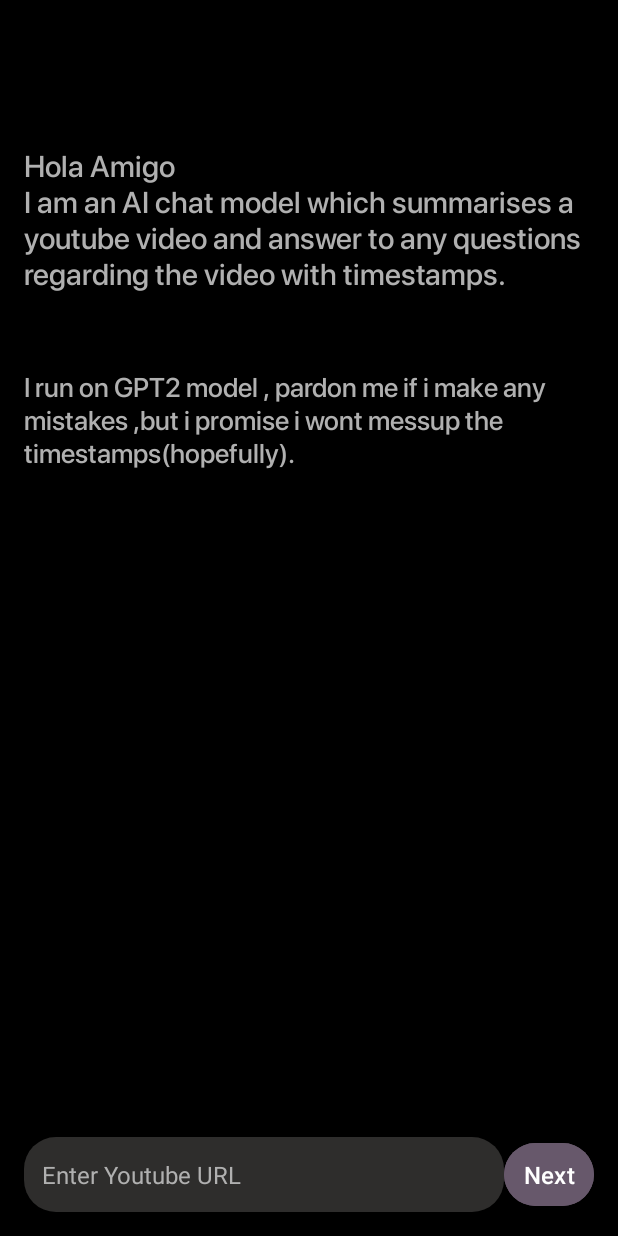
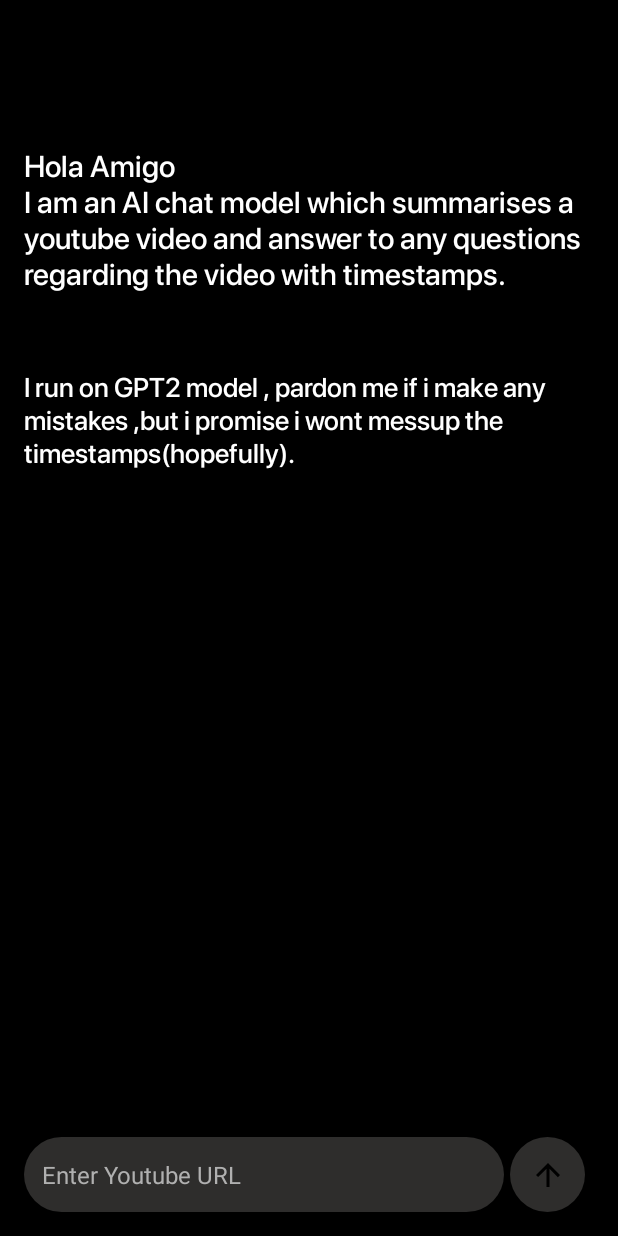
Before and after one commit to Maniii97/BartAi, an Android app: the screen it shows after launch (MainActivity), on a phone screen of 412 x 824 dp. Run offline under Robolectric (Android 15) with nearby library versions, the phone set to English and light mode, and no system bars.

Commit message:
initial commit

```diff
--- a/app/src/main/java/com/example/bartai/ChatActivity.kt
+++ b/app/src/main/java/com/example/bartai/ChatActivity.kt
@@ -43,7 +43,7 @@ class ChatActivity : AppCompatActivity() {
         val userInput = binding.etMessage.text.toString()
         if (userInput.isNotEmpty()) {
             userMessage(userInput)
-            getAnswer(userInput) // Call your function to get AI response
+            getAnswer(userInput)
             binding.etMessage.text.clear()
         }
     }
--- a/app/src/main/java/com/example/bartai/ChatAdapter.kt
+++ b/app/src/main/java/com/example/bartai/ChatAdapter.kt
@@ -48,10 +48,10 @@ class ChatAdapter(private val chatMessages: List<MessageModel>) :
             val maxWidth = (screenWidth * 0.7).toInt()
             binding.messageText.maxWidth = maxWidth
 
-            if (!chatMessage.sectionLink.isNullOrEmpty()) {
+            if (!chatMessage.timeStamp.isNullOrEmpty()) {
                 binding.btnToYt.visibility = View.VISIBLE
                 binding.btnToYt.setOnClickListener {
-                    openYT(itemView.context, chatMessage.sectionLink)
+                    openYT(itemView.context, chatMessage.timeStamp)
                 }
             } else {
                 binding.btnToYt.visibility = View.GONE
@@ -63,7 +63,7 @@ class ChatAdapter(private val chatMessages: List<MessageModel>) :
                 intent.setPackage("com.google.android.youtube")
                 context.startActivity(intent)
             } catch (e: ActivityNotFoundException) {
-                Log.e("Youtube app","Not found!")
+                Log.e("Youtube application","Not found")
             }
         }
     }
--- a/app/src/main/java/com/example/bartai/MessageModel.kt
+++ b/app/src/main/java/com/example/bartai/MessageModel.kt
@@ -3,5 +3,5 @@ package com.example.bartai
 data class MessageModel(
     val message: String,
     val isUserMessage: Boolean,
-    val sectionLink: String? = null
+    val timeStamp: String? = null
 )
--- a/app/src/main/java/com/example/bartai/api/Api.kt
+++ b/app/src/main/java/com/example/bartai/api/Api.kt
@@ -40,7 +40,6 @@ class Api {
 
     suspend fun getYTCaptions(videoId: String): String {
         val request = buildRequest(youtubeApiUrl, youtubeApiKey, null, videoId)
-
         val response: JSONArray=apiRequest(request)
         var captions=""
         if (response.length() > 0) {
@@ -103,7 +102,6 @@ class Api {
         for ((entity, value) in htmlEntities) {
             decoded = decoded.replace(entity, value)
         }
-
         return decoded
     }
 
@@ -169,7 +167,7 @@ class Api {
                 JSONArray(responseBody ?: "[]")
             } catch (e: JSONException) {
                 Log.e("ApiHelper", "Error parsing JSON response: ${e.message}")
-                JSONArray() // Return an empty JSON array in case of parsing error
+                JSONArray()
             }
         }
     }
--- a/app/src/main/res/drawable/bg.xml
+++ b/app/src/main/res/drawable/bg.xml
@@ -3,10 +3,10 @@
     <item>
         <shape android:shape="rectangle">
             <corners
-                android:topLeftRadius="21dp"
-                android:topRightRadius="21dp"
-                android:bottomLeftRadius="21dp"
-                android:bottomRightRadius="21dp" />
+                android:topLeftRadius="30dp"
+                android:topRightRadius="30dp"
+                android:bottomLeftRadius="30dp"
+                android:bottomRightRadius="30dp" />
 
             <size
                 android:width="300dp"
--- a/app/src/main/res/layout/activity_main.xml
+++ b/app/src/main/res/layout/activity_main.xml
@@ -17,8 +17,7 @@
         android:layout_marginTop="80dp"
         android:layout_gravity="center"
         android:fontFamily="@font/sfpro_medium"
-        android:textColor="@color/white2"
-        />
+        android:textColor="@color/white" />
     <TextView
         android:layout_width="match_parent"
         android:layout_height="wrap_content"
@@ -27,8 +26,7 @@
         android:layout_marginTop="50dp"
         android:layout_gravity="center"
         android:fontFamily="@font/sfpro_medium"
-        android:textColor="@color/white2"
-        />
+        android:textColor="@color/white" />
 
     <LinearLayout
         android:layout_width="match_parent"
@@ -48,14 +46,17 @@
             android:textColorHint="@color/white2"
             android:textSize="16sp"/>
 
-    <Button
-        android:layout_width="60dp"
-        android:layout_height="wrap_content"
+        <ImageButton
+            android:layout_width="50dp"
+            android:layout_height="50dp"
             android:text="Next"
-        android:textColor="@color/white"
-        android:backgroundTint="@color/tint"
+            android:src="@drawable/send"
+            android:layout_marginStart="4dp"
+            android:paddingBottom="8dp"
+            android:background="@drawable/circularbg"
             android:padding="10dp"
             android:textSize="16sp"
             android:onClick="onNextButtonClick"/>
     </LinearLayout>
+
 </LinearLayout>
```
Lines whose indentation alone changed are shown as unchanged.
